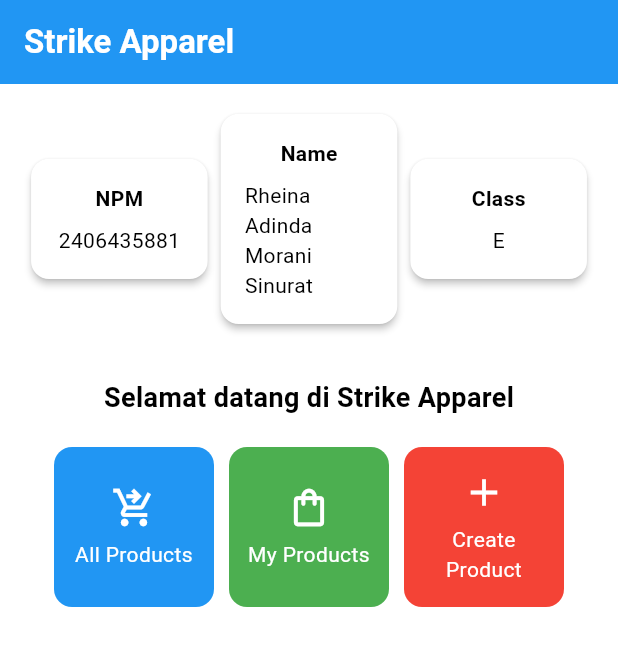
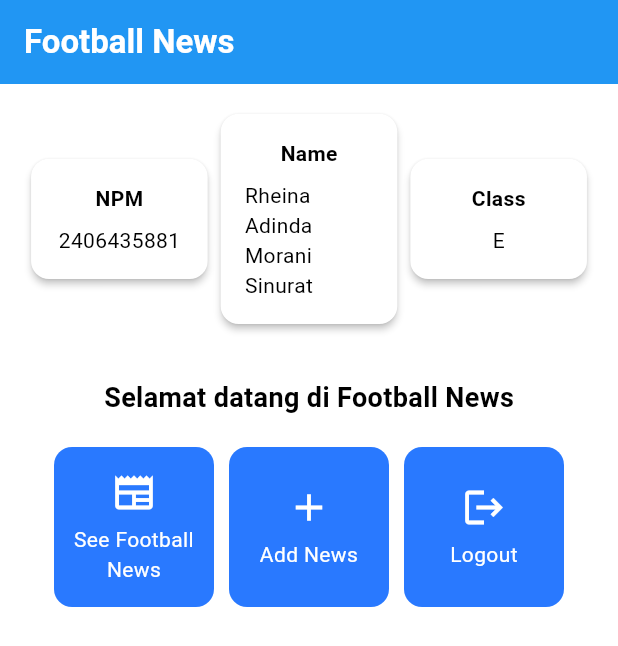
Before and after one commit to rheinaadinda/football-news-mobile, a Flutter app: the screen it shows after launch, on a phone screen of 412 x 824 dp. Shown: the top 646 px of the screen. Run offline on Flutter 3.47's test engine with Material 3 defaults, Android fonts, the phone set to English and light mode, and no system bars.

Commit message:
Tutorial 6 done, pls read readme

```diff
--- a/lib/menu.dart
+++ b/lib/menu.dart
@@ -8,9 +8,9 @@ class MyHomePage extends StatelessWidget {
     final String kelas = "E"; //kelas
 
     final List<ItemHomepage> items = [
-    ItemHomepage("All Products", Icons.shopping_cart_checkout, Colors.blue),
-    ItemHomepage("My Products", Icons.shopping_bag_outlined, Colors.green),
-    ItemHomepage("Create Product", Icons.add, Colors.red),
+    ItemHomepage("See Football News", Icons.newspaper),
+    ItemHomepage("Add News", Icons.add),
+    ItemHomepage("Logout", Icons.logout),
   ];
 
 
@@ -22,7 +22,7 @@ class MyHomePage extends StatelessWidget {
       appBar: AppBar(
         // Judul aplikasi "Football News" dengan teks putih dan tebal.
         title: const Text(
-          'Strike Apparel',
+          'Football News',
           style: TextStyle(
             color: Colors.white,
             fontWeight: FontWeight.bold,
@@ -61,7 +61,7 @@ class MyHomePage extends StatelessWidget {
                   const Padding(
                     padding: EdgeInsets.only(top: 16.0),
                     child: Text(
-                      'Selamat datang di Strike Apparel',
+                      'Selamat datang di Football News',
                       style: TextStyle(
                         fontWeight: FontWeight.bold,
                         fontSize: 18.0,
@@ -130,9 +130,8 @@ class InfoCard extends StatelessWidget {
 class ItemHomepage {
  final String name;
  final IconData icon;
-final Color color;
 
- ItemHomepage(this.name, this.icon, this.color);
+ ItemHomepage(this.name, this.icon);
 }
 
 class ItemCard extends StatelessWidget {
@@ -146,7 +145,7 @@ class ItemCard extends StatelessWidget {
   Widget build(BuildContext context) {
     return Material(
       // Menentukan warna latar belakang dari tema aplikasi.
-      color: item.color,
+      color: Theme.of(context).colorScheme.secondary,
       // Membuat sudut kartu melengkung.
       borderRadius: BorderRadius.circular(12),
 
```
